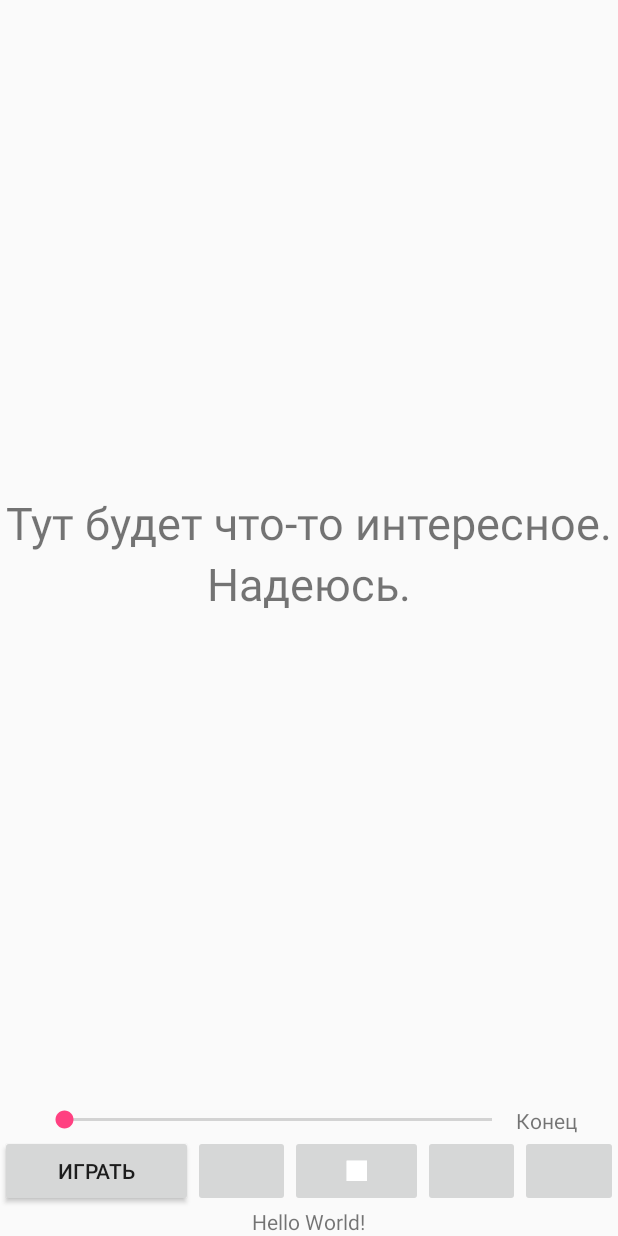
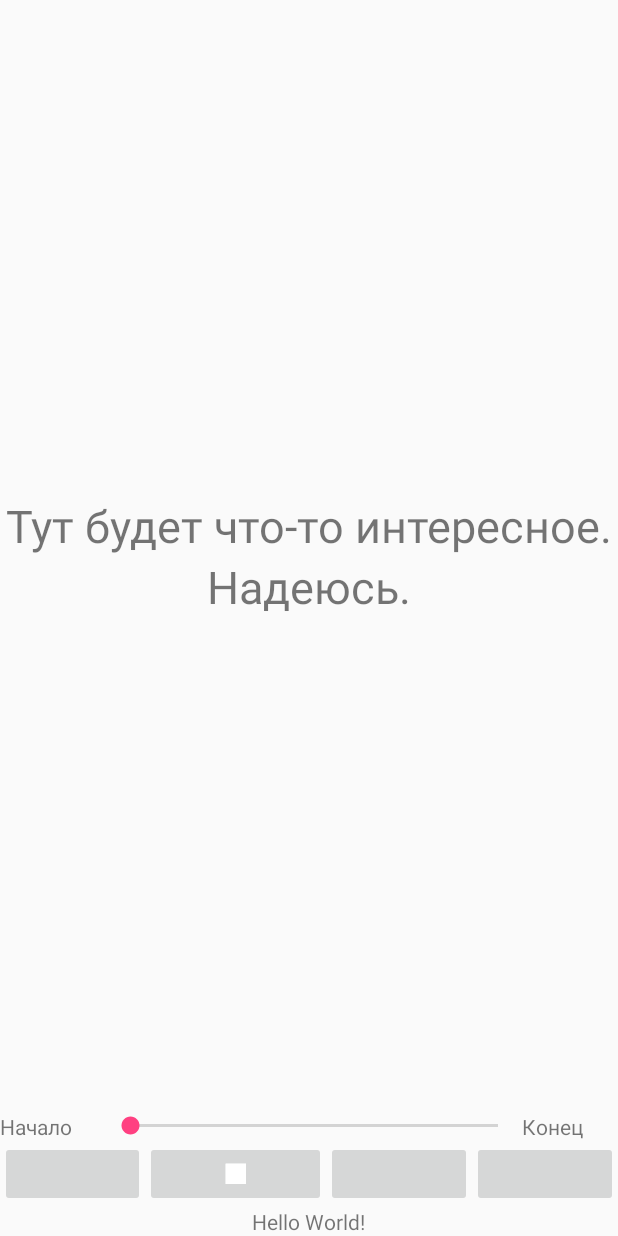
Before and after one commit to dlik01/git-AudioPlayer, an Android app: the screen it shows after launch (MainActivity), on a phone screen of 412 x 824 dp. Run offline under Robolectric (Android 15) with nearby library versions, the phone set to English and light mode, and no system bars; 12 statements that could not run were skipped.

Commit message:
Обработал внешний вид (reverted from commit 60ad626cc9bda72f598eabe3a530829864010216)

```diff
--- a/AudioPlayer/app/src/main/res/layout/activity_main.xml
+++ b/AudioPlayer/app/src/main/res/layout/activity_main.xml
@@ -42,7 +42,8 @@
             android:id="@+id/startTime"
             android:layout_width="wrap_content"
             android:layout_height="match_parent"
-            android:layout_weight="1" />
+            android:layout_weight="1"
+            android:text="Начало" />
 
         <SeekBar
             android:id="@+id/seekBar"
@@ -64,13 +65,6 @@
         android:layout_weight="1"
         android:orientation="horizontal">
 
-        <Button
-            android:id="@+id/bPlay"
-            android:layout_width="wrap_content"
-            android:layout_height="wrap_content"
-            android:layout_weight="1"
-            android:text="Играть" />
-
         <ImageButton
             android:id="@+id/imageButton2"
             android:layout_width="wrap_content"
@@ -84,6 +78,7 @@
             android:layout_width="wrap_content"
             android:layout_height="match_parent"
             android:layout_weight="1"
+            android:onClick="onClick"
             android:src="@drawable/stop" />
 
         <ImageButton
@@ -91,6 +86,7 @@
             android:layout_width="wrap_content"
             android:layout_height="match_parent"
             android:layout_weight="1"
+            android:onClick="onClick"
             app:srcCompat="@android:drawable/ic_media_play" />
 
         <ImageButton
```
